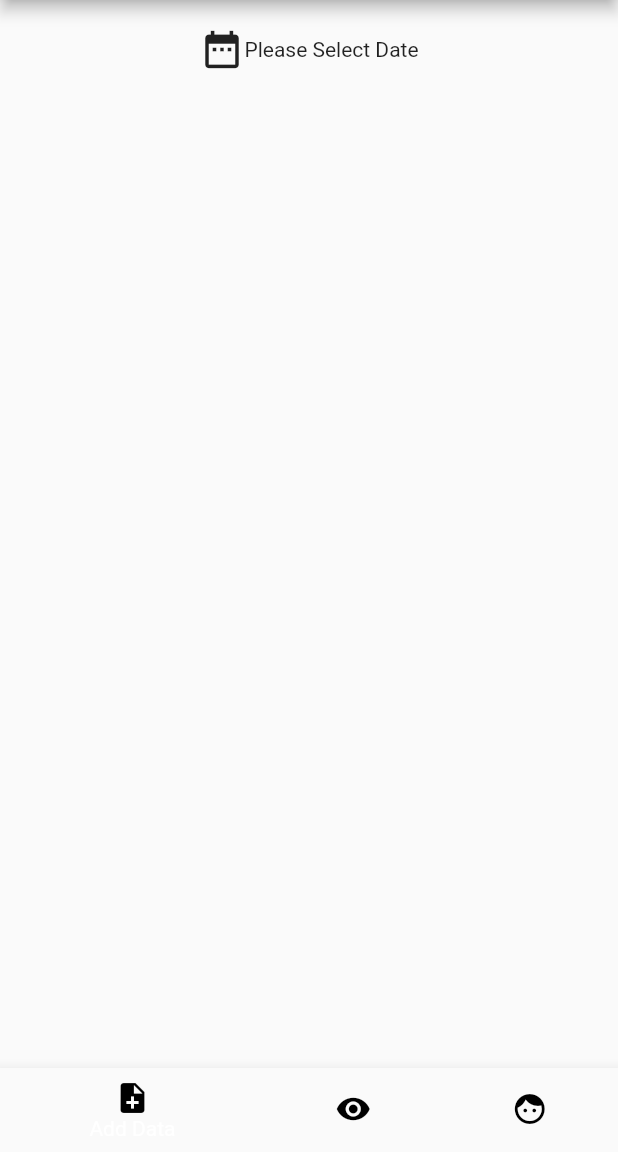
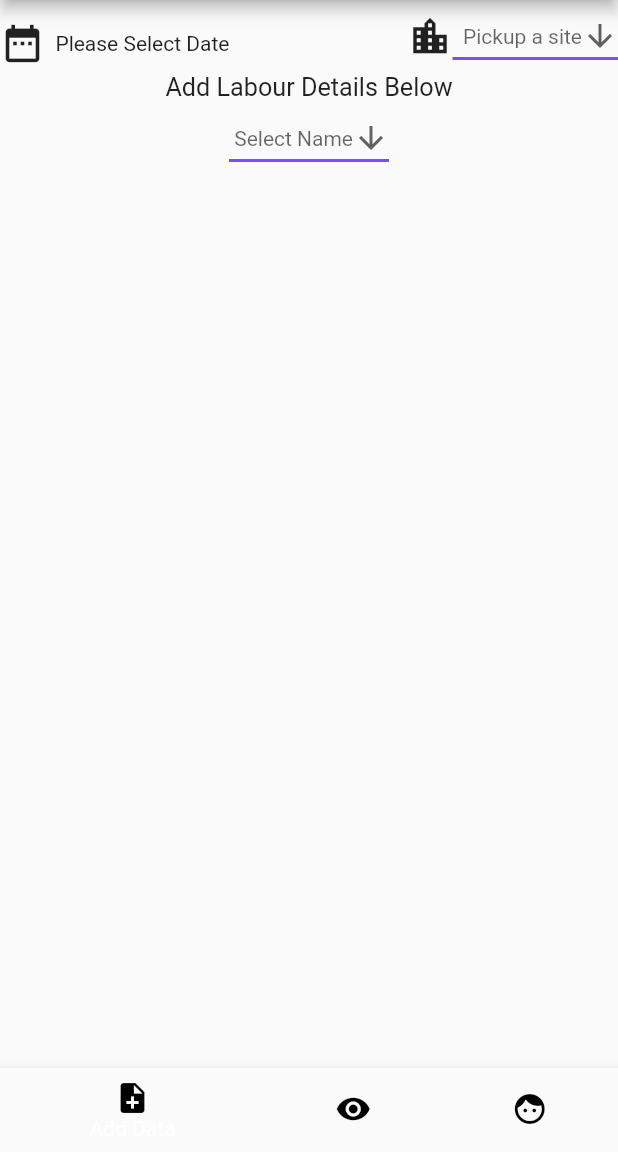
Before and after one commit to mechbullgt/flutter-pocs, a Flutter app: the screen it shows after launch, on a phone screen of 412 x 824 dp, the part 84-1236 px from its top. Run offline on Flutter 3.47's test engine with Material 2 defaults, Android fonts, the phone set to English and light mode, and no system bars.

Commit message:
Working on site locations dropdown

```diff
--- a/lib/tabs/addpage.dart
+++ b/lib/tabs/addpage.dart
@@ -10,6 +10,12 @@ class _AddPageState extends State<AddPage> {
   var formattedDate;
   var formattedDateWeekDay;
   static String _pickedDateString = '';
+  int locationIndex;
+  var siteLocations = <String>['Rainbow', 'Khurana', 'Sao', 'Bhadoria'];
+  int labourIndex;
+  var labourList = <String>['Ram', 'Sukru', 'Babu', 'Bansi'];
+
+
   Future _selectDate() async {
     DateTime picked = await showDatePicker(
         context: context,
@@ -21,7 +27,7 @@ class _AddPageState extends State<AddPage> {
 
   dynamic checkDateString() {
     if (_pickedDateString.length < 1) {
-      return new Text("Please Select Date");
+      return new Text("\t\t" + "Please Select Date");
     }
     var date = DateTime.parse(_pickedDateString);
     formattedDate = "${date.day} / ${date.month} / ${date.year}";
@@ -54,7 +60,7 @@ class _AddPageState extends State<AddPage> {
 
   Container dateContainer() {
     return Container(
-      padding: new EdgeInsets.all(18.0),
+      padding: new EdgeInsets.fromLTRB(0, 10, 0, 0),
       child: new Center(
         child: new Row(
           mainAxisAlignment: MainAxisAlignment.center,
@@ -75,15 +81,118 @@ class _AddPageState extends State<AddPage> {
     );
   }
 
+  Container siteLocationDropDownContainer() {
+    return new Container(
+      padding: new EdgeInsets.fromLTRB(0, 0, 0, 0),
+      child: Center(
+          child: Row(
+              mainAxisAlignment: MainAxisAlignment.center,
+              children: <Widget>[
+            new Icon(
+              Icons.location_city,
+              size: 30,
+            ),
+            DropdownButton<String>(
+              hint: new Text('\t\t' + 'Pickup a site'),
+              value:
+                  locationIndex == null ? null : siteLocations[locationIndex],
+              icon: Icon(Icons.arrow_downward),
+              iconSize: 24,
+              elevation: 16,
+              style: TextStyle(color: Colors.deepPurple),
+              underline: Container(
+                height: 2,
+                color: Colors.deepPurpleAccent,
+              ),
+              onChanged: (String newValue) {
+                setState(() {
+                  locationIndex = siteLocations.indexOf(newValue);
+                });
+              },
+              items:
+                  siteLocations.map<DropdownMenuItem<String>>((String value) {
+                return DropdownMenuItem<String>(
+                  value: value,
+                  child: Text("\t\t\t" + value),
+                );
+              }).toList(),
+            ),
+          ])),
+    );
+  }
+
+ dynamic addLabourController() {
+    print("Add Labour");
+    return new DropdownButton<String>(
+              hint: new Text('\t\Select Name'),
+              value:
+                  labourIndex == null ? null : labourList[labourIndex],
+              icon: Icon(Icons.arrow_downward),
+              iconSize: 24,
+              elevation: 16,
+              style: TextStyle(color: Colors.deepPurple),
+              underline: Container(
+                height: 2,
+                color: Colors.deepPurpleAccent,
+              ),
+              onChanged: (String newValue) {
+                setState(() {
+                  labourIndex = labourList.indexOf(newValue);
+                });
+              },
+              items:
+                  labourList.map<DropdownMenuItem<String>>((String value) {
+                return DropdownMenuItem<String>(
+                  value: value,
+                  child: Text("\t\t\t" + value),
+                );
+              }).toList(),
+            );
+  }
+
+// _updateLabourWidgetsList(){
+//   setState(() {
+
+//   });
+// }
+
+// List<Widget> labourWidgets=<Widget>[
+//           new RaisedButton(
+//             color: Colors.blue,
+//             padding: const EdgeInsets.all(8.0),
+//             child: Row(children: <Widget>[
+//               Icon(Icons.person_add),
+//               Text('\t\tAdd Labour')
+//             ]),
+//             onPressed: _updateLabourWidgetsList,
+//           ),
+//         ];
+
+  Container addLabourContainer() {
+    return Container(
+        child: Column(
+        children: <Widget>[
+          Text("Add Labour Details Below",textScaleFactor: 1.2,),
+          addLabourController()
+        ]
+      ),
+    );
+  }
+
   @override
   Widget build(BuildContext context) {
     return new Scaffold(
-        body: Center(
-      child: Column(
+        body: Column(
         children: <Widget>[
-          dateContainer(),
+          Row(
+              mainAxisAlignment: MainAxisAlignment.spaceBetween,
+              children: <Widget>[
+                dateContainer(),
+                siteLocationDropDownContainer(),
+              ]),
+          addLabourContainer()
         ],
       ),
-    ));
+    );
   }
 }
```
Also changed, not shown: flutter_01.png (added).
